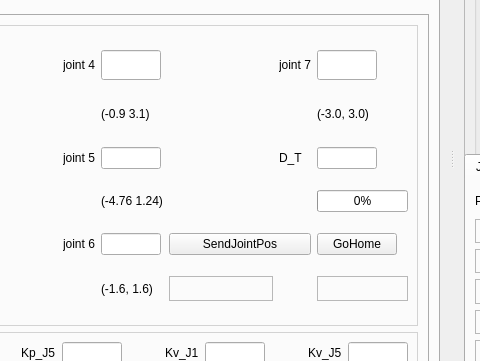
ZhengYi0310/eve_workspace_14.04, file barrett_control/barrett_controller_switcher/ui/main_window.ui: the form before one commit; both pictures show x 164 to 644 and y 193 to 554 of the 944 by 704 pixel window.
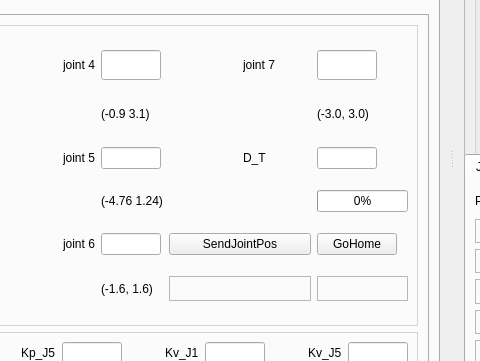
The form after the commit. Icons and pictures are not drawn.

What changed in the file:
```diff
--- a/barrett_control/barrett_controller_switcher/ui/main_window.ui
+++ b/barrett_control/barrett_controller_switcher/ui/main_window.ui
@@ -285,34 +285,6 @@
                  </property>
                 </widget>
                </item>
-               <item row="5" column="5">
-                <widget class="QLabel" name="JointPosSentLabel">
-                 <property name="sizePolicy">
-                  <sizepolicy hsizetype="Preferred" vsizetype="Preferred">
-                   <horstretch>20</horstretch>
-                   <verstretch>0</verstretch>
-                  </sizepolicy>
-                 </property>
-                 <property name="minimumSize">
-                  <size>
-                   <width>70</width>
-                   <height>0</height>
-                  </size>
-                 </property>
-                 <property name="maximumSize">
-                  <size>
-                   <width>16777215</width>
-                   <height>16777215</height>
-                  </size>
-                 </property>
-                 <property name="frameShape">
-                  <enum>QFrame::StyledPanel</enum>
-                 </property>
-                 <property name="text">
-                  <string/>
-                 </property>
-                </widget>
-               </item>
                <item row="0" column="6">
                 <widget class="QLabel" name="JointPos7SetLabel">
                  <property name="text">
@@ -596,6 +568,34 @@
                  </property>
                 </widget>
                </item>
+               <item row="5" column="5" colspan="2">
+                <widget class="QLabel" name="JointPosSentLabel">
+                 <property name="sizePolicy">
+                  <sizepolicy hsizetype="Preferred" vsizetype="Preferred">
+                   <horstretch>20</horstretch>
+                   <verstretch>0</verstretch>
+                  </sizepolicy>
+                 </property>
+                 <property name="minimumSize">
+                  <size>
+                   <width>70</width>
+                   <height>0</height>
+                  </size>
+                 </property>
+                 <property name="maximumSize">
+                  <size>
+                   <width>16777215</width>
+                   <height>16777215</height>
+                  </size>
+                 </property>
+                 <property name="frameShape">
+                  <enum>QFrame::StyledPanel</enum>
+                 </property>
+                 <property name="text">
+                  <string/>
+                 </property>
+                </widget>
+               </item>
               </layout>
              </widget>
             </item>
```
